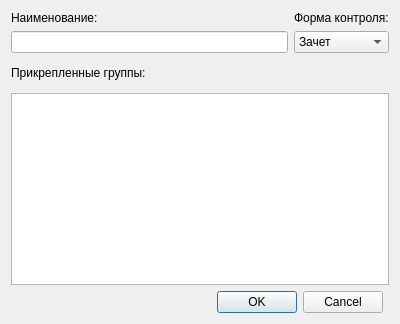
Before: the Qt Designer form editdisciplinedialog.ui in sowecthal/IS-Decanat, drawn with Qt 5.
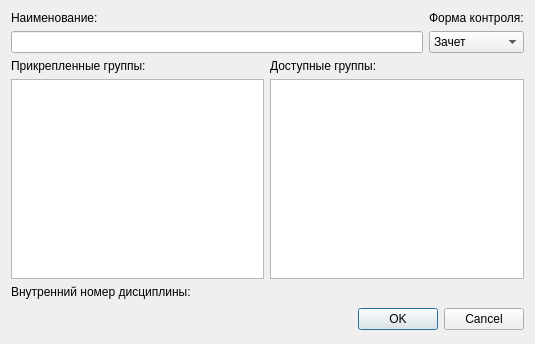
After: the same form once the commit is applied.

```diff
--- a/editdisciplinedialog.ui
+++ b/editdisciplinedialog.ui
@@ -6,15 +6,15 @@
    <rect>
     <x>0</x>
     <y>0</y>
-    <width>400</width>
-    <height>324</height>
+    <width>535</width>
+    <height>344</height>
    </rect>
   </property>
   <property name="windowTitle">
    <string>Dialog</string>
   </property>
-  <layout class="QGridLayout" name="gridLayout">
-   <item row="0" column="0" colspan="2">
+  <layout class="QGridLayout" name="gridLayout_2">
+   <item row="0" column="0">
     <layout class="QHBoxLayout" name="horizontalLayout">
      <item>
       <layout class="QVBoxLayout" name="verticalLayout">
@@ -57,18 +57,14 @@
      </item>
     </layout>
    </item>
-   <item row="2" column="0" rowspan="2" colspan="2">
-    <widget class="QTableView" name="tableView"/>
-   </item>
-   <item row="1" column="0" colspan="2">
-    <widget class="QLabel" name="label_3">
-     <property name="text">
-      <string>Прикрепленные группы:</string>
-     </property>
-    </widget>
-   </item>
-   <item row="4" column="0">
+   <item row="3" column="0">
     <widget class="QDialogButtonBox" name="buttonBox">
+     <property name="minimumSize">
+      <size>
+       <width>256</width>
+       <height>28</height>
+      </size>
+     </property>
      <property name="orientation">
       <enum>Qt::Horizontal</enum>
      </property>
@@ -77,6 +73,69 @@
      </property>
     </widget>
    </item>
+   <item row="1" column="0">
+    <layout class="QGridLayout" name="gridLayout">
+     <item row="0" column="0">
+      <widget class="QLabel" name="label_3">
+       <property name="text">
+        <string>Прикрепленные группы:</string>
+       </property>
+      </widget>
+     </item>
+     <item row="0" column="1">
+      <widget class="QLabel" name="label_4">
+       <property name="text">
+        <string>Доступные группы:</string>
+       </property>
+      </widget>
+     </item>
+     <item row="1" column="0">
+      <widget class="QTableView" name="MyGroups">
+       <property name="editTriggers">
+        <set>QAbstractItemView::NoEditTriggers</set>
+       </property>
+       <property name="selectionMode">
+        <enum>QAbstractItemView::SingleSelection</enum>
+       </property>
+       <attribute name="horizontalHeaderStretchLastSection">
+        <bool>true</bool>
+       </attribute>
+       <attribute name="verticalHeaderVisible">
+        <bool>false</bool>
+       </attribute>
+       <attribute name="verticalHeaderStretchLastSection">
+        <bool>false</bool>
+       </attribute>
+      </widget>
+     </item>
+     <item row="1" column="1">
+      <widget class="QTableView" name="OtherGroups">
+       <property name="editTriggers">
+        <set>QAbstractItemView::NoEditTriggers</set>
+       </property>
+       <property name="selectionMode">
+        <enum>QAbstractItemView::SingleSelection</enum>
+       </property>
+       <attribute name="horizontalHeaderStretchLastSection">
+        <bool>true</bool>
+       </attribute>
+       <attribute name="verticalHeaderVisible">
+        <bool>false</bool>
+       </attribute>
+       <attribute name="verticalHeaderStretchLastSection">
+        <bool>false</bool>
+       </attribute>
+      </widget>
+     </item>
+    </layout>
+   </item>
+   <item row="2" column="0">
+    <widget class="QLabel" name="labelID">
+     <property name="text">
+      <string>Внутренний номер дисциплины: </string>
+     </property>
+    </widget>
+   </item>
   </layout>
  </widget>
  <resources/>
```
